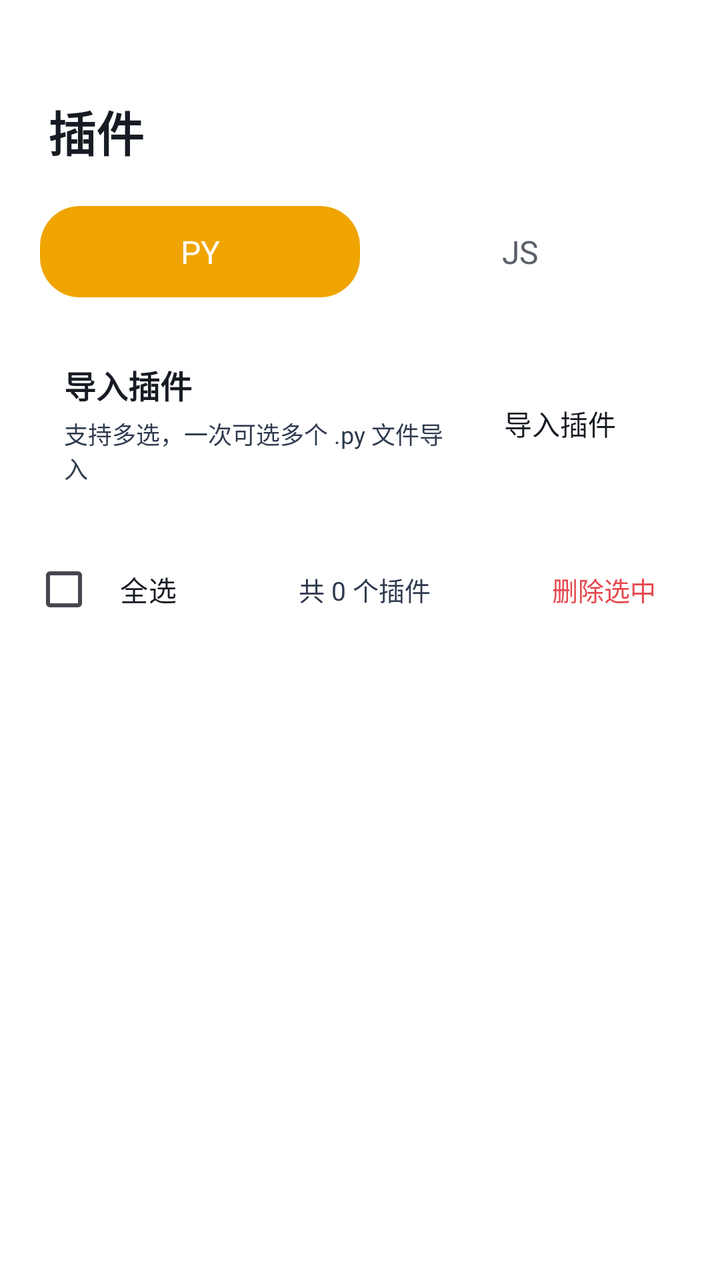
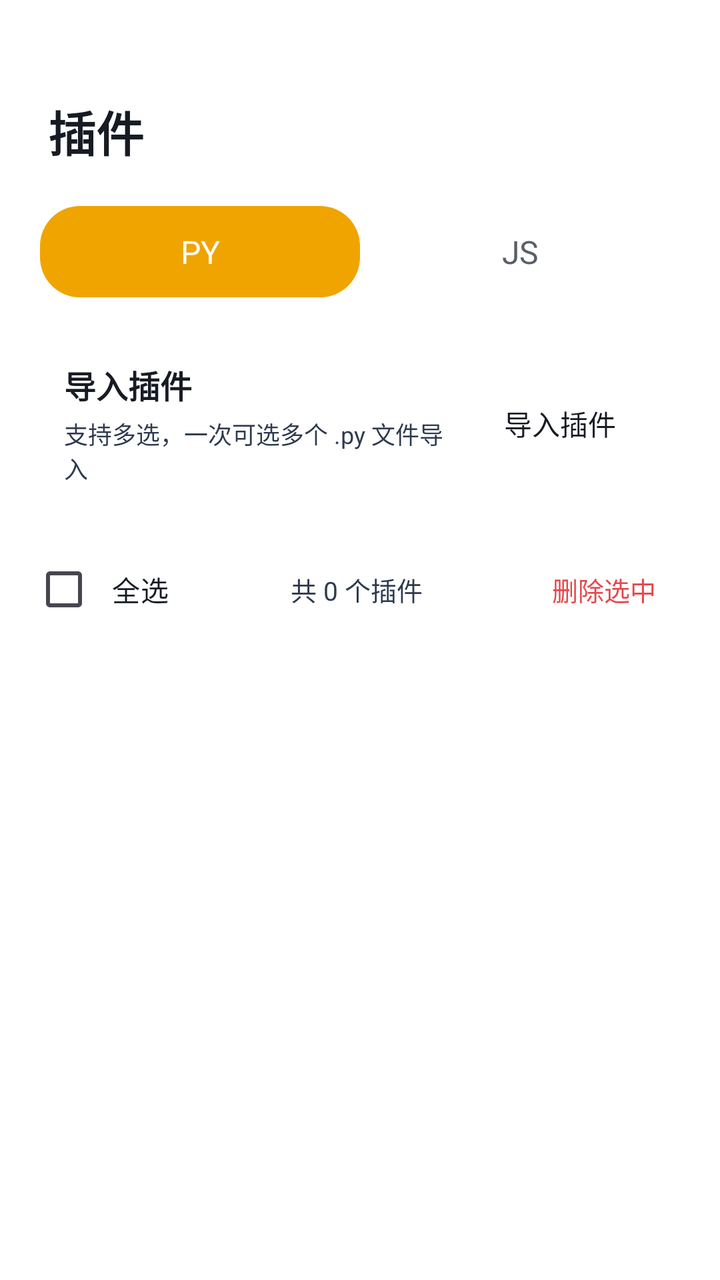

Two renders of the same Android screen: before a commit and after it. Below are the layout's source before the change and the commit's diff.
<!-- AndroidManifest.xml: another module's application theme Theme.App -->
<!-- res/layout/activity_plugin.xml -->
<?xml version="1.0" encoding="utf-8"?>
<ScrollView xmlns:android="http://schemas.android.com/apk/res/android"
    android:layout_width="match_parent"
    android:layout_height="match_parent"
    android:fitsSystemWindows="true"
    android:fillViewport="true">
    <LinearLayout
        android:layout_width="match_parent"
        android:layout_height="wrap_content"
        android:orientation="vertical"
        android:paddingLeft="16dp"
        android:paddingRight="16dp"
        android:paddingTop="48dp"
        android:paddingBottom="16dp">

        <LinearLayout
            android:layout_width="wrap_content"
            android:layout_height="wrap_content"
            android:orientation="horizontal"
            android:gravity="center_vertical"
            android:layout_marginBottom="16dp">
            <TextView
                android:layout_width="wrap_content"
                android:layout_height="wrap_content"
                android:text="插件"
                android:textColor="#171B23"
                android:textSize="24sp"
                android:textStyle="bold"
                android:layout_marginStart="8dp" />
        </LinearLayout>

        <LinearLayout
            android:layout_width="match_parent"
            android:layout_height="wrap_content"
            android:background="@drawable/xc_setcard_v2"
            android:orientation="horizontal"
            android:padding="4dp"
            android:layout_marginBottom="12dp">
            <TextView
                android:id="@+id/tab_py"
                android:layout_width="0dp"
                android:layout_height="wrap_content"
                android:layout_weight="1"
                android:gravity="center"
                android:padding="12dp"
                android:text="PY"
                android:textSize="16sp"
                android:background="@drawable/seg_selected"
                android:textColor="#FFFFFF" />
            <TextView
                android:id="@+id/tab_js"
                android:layout_width="0dp"
                android:layout_height="wrap_content"
                android:layout_weight="1"
                android:gravity="center"
                android:padding="12dp"
                android:text="JS"
                android:textSize="16sp"
                android:textColor="#5A5F69" />
        </LinearLayout>

        <LinearLayout
            android:layout_width="match_parent"
            android:layout_height="wrap_content"
            android:background="@drawable/xc_setcard_v2"
            android:orientation="horizontal"
            android:gravity="center_vertical"
            android:padding="16dp"
            android:layout_marginBottom="12dp">
            <LinearLayout
                android:layout_width="0dp"
                android:layout_height="wrap_content"
                android:layout_weight="1"
                android:orientation="vertical">
                <TextView
                    android:layout_width="wrap_content"
                    android:layout_height="wrap_content"
                    android:text="导入插件"
                    android:textColor="#171B23"
                    android:textSize="16sp"
                    android:textStyle="bold" />
                <TextView
                    android:layout_width="wrap_content"
                    android:layout_height="wrap_content"
                    android:text="支持多选，一次可选多个 .py 文件导入"
                    android:textColor="#2E3A4E"
                    android:textSize="12sp"
                    android:layout_marginTop="4dp" />
            </LinearLayout>
            <TextView
                android:id="@+id/btn_import"
                android:layout_width="wrap_content"
                android:layout_height="wrap_content"
                android:background="@drawable/xc_setcard_v2"
                android:paddingLeft="20dp"
                android:paddingRight="20dp"
                android:paddingTop="10dp"
                android:paddingBottom="10dp"
                android:text="导入插件"
                android:textColor="#171B23"
                android:textSize="14sp" />
        </LinearLayout>

        <LinearLayout
            android:layout_width="match_parent"
            android:layout_height="wrap_content"
            android:orientation="horizontal"
            android:gravity="center_vertical"
            android:layout_marginBottom="8dp">
            <CheckBox
                android:id="@+id/cb_select_all"
                android:layout_width="wrap_content"
                android:layout_height="wrap_content"
                android:text="全选"
                android:textColor="#171B23"
                android:textSize="14sp"  android:background="@drawable/xc_setcard_v2" android:paddingLeft="12dp" android:paddingRight="16dp" android:paddingTop="8dp" android:paddingBottom="8dp" />
            <TextView
                android:id="@+id/tv_count"
                android:layout_width="0dp"
                android:layout_height="wrap_content"
                android:layout_weight="1"
                android:gravity="center"
                android:text="共 0 个插件"
                android:textColor="#2E3A4E"
                android:textSize="13sp" />
            <TextView
                android:id="@+id/btn_delete_selected"
                android:layout_width="wrap_content"
                android:layout_height="wrap_content"
                android:background="@drawable/xc_setcard_v2"
                android:paddingLeft="16dp"
                android:paddingRight="16dp"
                android:paddingTop="8dp"
                android:paddingBottom="8dp"
                android:text="删除选中"
                android:textColor="#E5484D"
                android:textSize="13sp" />
        </LinearLayout>

        <androidx.recyclerview.widget.RecyclerView
            android:id="@+id/rv_plugins"
            android:layout_width="match_parent"
            android:layout_height="wrap_content"
            android:nestedScrollingEnabled="false" />
    </LinearLayout>
</ScrollView>
<!-- resources referenced by this layout -->
<resources>
  <!-- drawable seg_selected (drawable) -->
  <?xml version="1.0" encoding="utf-8"?>
  <shape xmlns:android="http://schemas.android.com/apk/res/android" android:shape="rectangle">
  <corners android:radius="20dp"/>
  <solid android:color="#f0a400"/>
  </shape>
  <!-- drawable xc_setcard_v2 (drawable) -->
  <?xml version="1.0" encoding="utf-8"?>
  <shape xmlns:android="http://schemas.android.com/apk/res/android" android:shape="rectangle">
      <corners android:radius="10dp" />
      <solid android:color="#57FFFFFF" />
      <stroke android:width="1dp" android:color="#61FFFFFF" />
  </shape>
  <style name="Theme.App" parent="Theme.XingChen" />
  <style name="Theme.XingChen" parent="Theme.Material3.DayNight.NoActionBar">
          <item name="android:windowBackground">@android:color/transparent</item>
                <item name="android:colorBackground">@android:color/transparent</item>
          <item name="colorPrimary">#f0a400</item>
          <item name="colorPrimaryVariant">#c07f00</item>
          <item name="colorOnPrimary">@android:color/white</item>
      </style>
</resources>

<!-- the commit's change to res/layout/activity_plugin.xml (unified diff, before → after) -->
@@ -113,7 +113,7 @@
                 android:layout_height="wrap_content"
                 android:text="全选"
                 android:textColor="#171B23"
-                android:textSize="14sp"  android:background="@drawable/xc_setcard_v2" android:paddingLeft="12dp" android:paddingRight="16dp" android:paddingTop="8dp" android:paddingBottom="8dp" />
+                android:textSize="14sp"  android:background="@drawable/xc_setcard_v2" android:paddingLeft="8dp" android:paddingRight="12dp" android:paddingTop="6dp" android:paddingBottom="6dp" />
             <TextView
                 android:id="@+id/tv_count"
                 android:layout_width="0dp"
